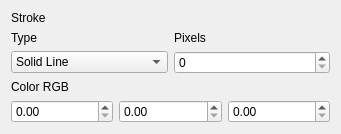
Old version of the form Project/stroke.ui in the repository Flanctory-Studio/QtDelivery.
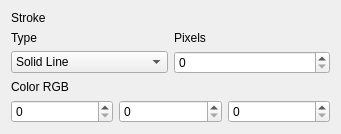
New version of the form.

Diff of the .ui file:
```diff
--- a/Project/stroke.ui
+++ b/Project/stroke.ui
@@ -7,7 +7,7 @@
     <x>0</x>
     <y>0</y>
     <width>341</width>
-    <height>123</height>
+    <height>131</height>
    </rect>
   </property>
   <property name="windowTitle">
@@ -86,13 +86,34 @@
    <item>
     <layout class="QHBoxLayout" name="horizontalLayout">
      <item>
-      <widget class="QDoubleSpinBox" name="spinR"/>
+      <widget class="QDoubleSpinBox" name="spinR">
+       <property name="decimals">
+        <number>0</number>
+       </property>
+       <property name="maximum">
+        <double>255.000000000000000</double>
+       </property>
+      </widget>
      </item>
      <item>
-      <widget class="QDoubleSpinBox" name="spinG"/>
+      <widget class="QDoubleSpinBox" name="spinG">
+       <property name="decimals">
+        <number>0</number>
+       </property>
+       <property name="maximum">
+        <double>255.000000000000000</double>
+       </property>
+      </widget>
      </item>
      <item>
-      <widget class="QDoubleSpinBox" name="spinB"/>
+      <widget class="QDoubleSpinBox" name="spinB">
+       <property name="decimals">
+        <number>0</number>
+       </property>
+       <property name="maximum">
+        <double>255.000000000000000</double>
+       </property>
+      </widget>
      </item>
     </layout>
    </item>
```
